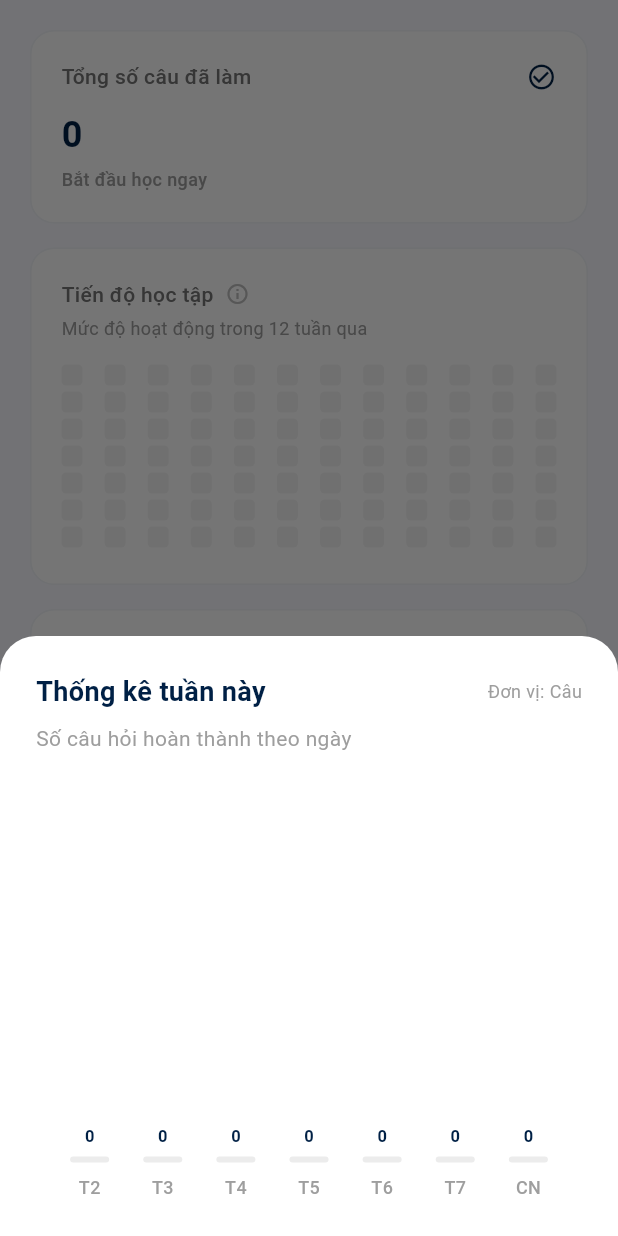
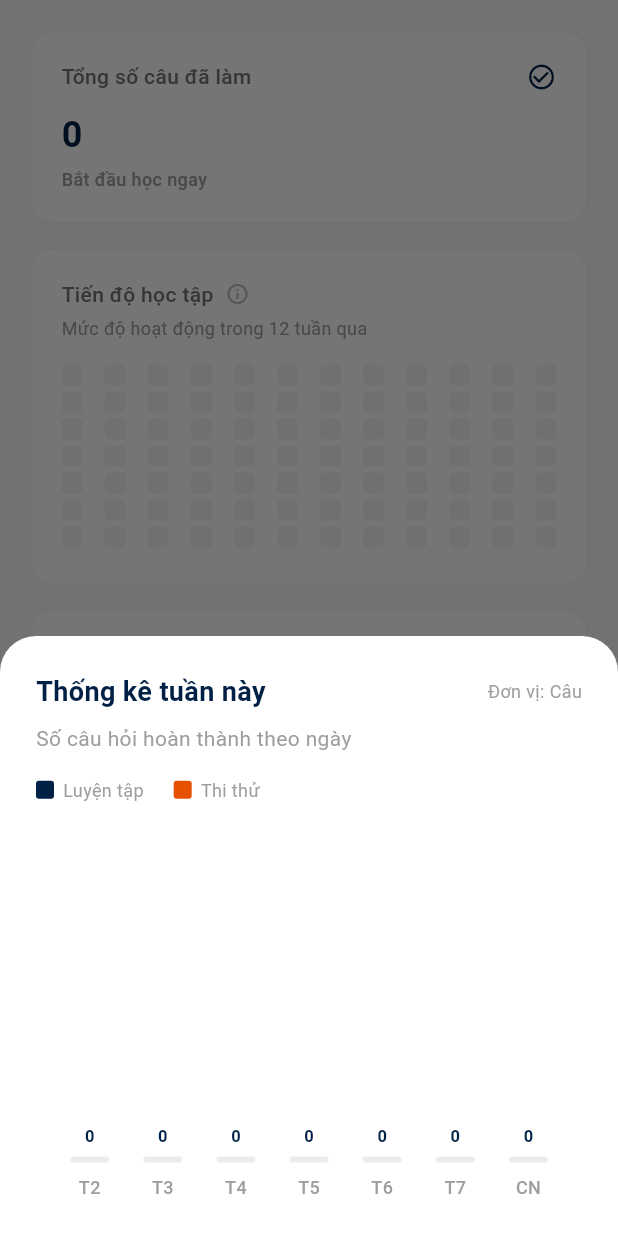
Before and after one commit to chsthfnh/lvtn_dgnl_mobile, a Flutter app: the screen it shows once a user with an empty profile is signed in, item 3 of the bottom bar chosen, after a tap on "Tổng số câu đã làm", on a phone screen of 412 x 824 dp. Run offline on Flutter 3.47's test engine with Material 3 defaults, Android fonts, the phone set to English and light mode, and no system bars; our stand-ins replace cloud_firestore, file_picker, firebase_auth, firebase_core, firebase_storage, google_sign_in and 1 more; missing offline and left inert: excel, flutter_math_fork; accounts and stored records are empty.

Commit message:
đã hoàn tất thống kê

```diff
--- a/lib/screens/user_screens/statistics_screen/statistics_screen.dart
+++ b/lib/screens/user_screens/statistics_screen/statistics_screen.dart
@@ -31,29 +31,19 @@ class _StatisticsScreenState extends State<StatisticsScreen> {
   int _targetScore = 900;
   int _currentPredictedScore = 0;
 
-  // --- DỮ LIỆU ĐỔ VÀO SƠ ĐỒ THẬT ---
-  List<int> _questionsByWeekday = [
-    0,
-    0,
-    0,
-    0,
-    0,
-    0,
-    0,
-  ]; // Lưu số câu từ Thứ 2 -> Chủ Nhật
-  List<int> _timeByWeekday = [
-    0,
-    0,
-    0,
-    0,
-    0,
-    0,
-    0,
-  ]; // Lưu số phút học từ Thứ 2 -> Chủ Nhật
-  Map<String, int> _dailyActivityMap =
-      {}; // Lưu hoạt động theo ngày định dạng "yyyy-MM-dd" để vẽ Heatmap
+  // --- DỮ LIỆU SƠ ĐỒ ---
+  List<int> _practiceQByWeekday = [0, 0, 0, 0, 0, 0, 0];
+  List<int> _examQByWeekday = [0, 0, 0, 0, 0, 0, 0];
+  List<int> _practiceTimeByWeekday = [0, 0, 0, 0, 0, 0, 0];
+  List<int> _examTimeByWeekday = [0, 0, 0, 0, 0, 0, 0];
+  Map<String, int> _dailyActivityMap = {};
 
-  List<Map<String, dynamic>> _recentActivities = [];
+  // --- DỮ LIỆU HOẠT ĐỘNG ---
+  List<Map<String, dynamic>> _recentActivities =
+      []; // Lưu 3 bài gần nhất hiển thị ở thẻ
+  List<Map<String, dynamic>> _allRecentActivities =
+      []; // Lưu 20 bài gần nhất hiển thị trong popup
+
   Map<String, double> _sectionSkills = {
     'Ngôn ngữ': 0.0,
     'Toán học': 0.0,
@@ -73,6 +63,7 @@ class _StatisticsScreenState extends State<StatisticsScreen> {
     super.dispose();
   }
 
+  // --- HÀM TRUY VẤN VÀ TÍNH TOÁN DỮ LIỆU THẬT REAL-TIME ---
   void _listenToStatistics() {
     String? uid = FirebaseAuth.instance.currentUser?.uid;
     if (uid == null) return;
@@ -82,60 +73,71 @@ class _StatisticsScreenState extends State<StatisticsScreen> {
         .doc(uid)
         .snapshots()
         .listen((userDoc) {
-          if (userDoc.exists && userDoc.data() != null && mounted) {
-            var userData = userDoc.data() as Map<String, dynamic>;
-            setState(() {
-              _targetScore = userData['targetScore'] ?? 900;
-            });
+          final userData = userDoc.data();
+          if (userDoc.exists && userData != null && mounted) {
+            setState(() => _targetScore = userData['targetScore'] ?? 900);
           }
         });
 
-    // 2. Lắng nghe lịch sử làm bài để tính toán sơ đồ (Giữ nguyên toàn bộ phần code bên dưới của bạn)
     _historySub = FirebaseFirestore.instance
         .collection('ExamHistory')
         .where('userId', isEqualTo: uid)
         .orderBy('submittedAt', descending: true)
         .snapshots()
         .listen((historySnap) {
-          if (historySnap.docs.isNotEmpty) {
           int totalC = 0, totalQ = 0, totalTime = 0;
-            int nnC = 0, nnQ = 0;
-            int thC = 0, thQ = 0;
-            int tdC = 0, tdQ = 0;
-            int genC = 0, genQ = 0;
+          int nnC = 0,
+              nnQ = 0,
+              thC = 0,
+              thQ = 0,
+              tdC = 0,
+              tdQ = 0,
+              genC = 0,
+              genQ = 0;
+
+          List<int> tempPracticeQ = [0, 0, 0, 0, 0, 0, 0];
+          List<int> tempExamQ = [0, 0, 0, 0, 0, 0, 0];
+          List<int> tempPracticeTime = [0, 0, 0, 0, 0, 0, 0];
+          List<int> tempExamTime = [0, 0, 0, 0, 0, 0, 0];
+          Map<String, int> tempDailyActivityMap = {};
 
           List<Map<String, dynamic>> tempActivities = [];
 
+          if (historySnap.docs.isNotEmpty) {
             for (var doc in historySnap.docs) {
               var data = doc.data();
-              int totalQInExam =
-                  data['totalQuestions'] ??
-                  0; // Dùng để tính toán chính xác điểm thi thử /1200
-
-              // ĐÃ SỬA: q ở đây là số câu thực tế chọn đáp án để cộng dồn vào biểu đồ thống kê tổng số câu
+              int totalQInExam = data['totalQuestions'] ?? 0;
               int q = data['answeredCount'] ?? totalQInExam;
               int c = data['correctAnswers'] ?? 0;
               int secs = data['timeSpentSeconds'] ?? 0;
               String name = (data['examName'] ?? '').toString().toLowerCase();
+              bool isPractice =
+                  data['examId'] == 'practice_mode' ||
+                  name.contains('luyện tập');
 
               totalQ += q;
               totalC += c;
               totalTime += secs;
 
-              // Xử lý nạp dữ liệu vào biểu đồ 7 ngày và heatmap theo số câu thực tế
               if (data['submittedAt'] != null) {
                 DateTime dt = data['submittedAt'].toDate();
                 int weekdayIdx = dt.weekday - 1;
+
                 if (weekdayIdx >= 0 && weekdayIdx < 7) {
-                  _questionsByWeekday[weekdayIdx] += q;
-                  _timeByWeekday[weekdayIdx] += (secs ~/ 60);
+                  if (isPractice) {
+                    tempPracticeQ[weekdayIdx] += q;
+                    tempPracticeTime[weekdayIdx] += secs;
+                  } else {
+                    tempExamQ[weekdayIdx] += q;
+                    tempExamTime[weekdayIdx] += secs;
                   }
-                String dateKey = "${dt.year}-${dt.month}-${dt.day}";
-                _dailyActivityMap[dateKey] =
-                    (_dailyActivityMap[dateKey] ?? 0) + q;
                 }
 
-              // Phân loại môn học
+                String dateKey = "${dt.year}-${dt.month}-${dt.day}";
+                tempDailyActivityMap[dateKey] =
+                    (tempDailyActivityMap[dateKey] ?? 0) + q;
+              }
+
               if (name.contains('ngôn ngữ') ||
                   name.contains('tiếng') ||
                   name.contains('văn')) {
@@ -155,7 +157,8 @@ class _StatisticsScreenState extends State<StatisticsScreen> {
                 genQ += q;
               }
 
-              if (tempActivities.length < 3) {
+              // ĐÃ ĐỔI TẠI ĐÂY: Thay vì lấy 3 bài, lấy hẳn 20 bài
+              if (tempActivities.length < 20) {
                 double currentAcc = totalQInExam > 0 ? (c / totalQInExam) : 0.0;
                 int estimatedScore = (currentAcc * 1200).toInt();
 
@@ -166,16 +169,11 @@ class _StatisticsScreenState extends State<StatisticsScreen> {
                       "${dt.day}/${dt.month} ${dt.hour.toString().padLeft(2, '0')}:${dt.minute.toString().padLeft(2, '0')}";
                 }
 
-                bool isPractice =
-                    data['examId'] == 'practice_mode' ||
-                    name.contains('luyện tập');
-
                 String scoreText;
                 String status;
                 Color statusColor;
 
                 if (isPractice) {
-                  // Khối luyện tập: dùng tổng số câu thực tế làm làm mẫu số
                   int totalPracticeQ = data['answeredCount'] ?? totalQInExam;
                   scoreText = '${c * 10}/${totalPracticeQ * 10}';
                   double practiceAcc = totalPracticeQ > 0
@@ -193,10 +191,7 @@ class _StatisticsScreenState extends State<StatisticsScreen> {
                     statusColor = _error;
                   }
                 } else {
-                  // Khối thi thử ĐGNL: Giữ nguyên thang điểm /1200 thực tế của đề thi
                   scoreText = '$estimatedScore/1200';
-
-                  // ĐÃ SỬA LOGIC TRẠNG THÁI THI THỬ THỰC TẾ:
                   if (estimatedScore >= _targetScore) {
                     status = 'Vượt kỳ vọng';
                     statusColor = _success;
@@ -208,8 +203,7 @@ class _StatisticsScreenState extends State<StatisticsScreen> {
                     statusColor = Colors.blueGrey;
                   } else {
                     status = 'Cần cố gắng';
-                    statusColor =
-                        _error; // Điểm quá thấp so với mục tiêu sẽ báo đỏ rực rỡ
+                    statusColor = _error;
                   }
                 }
 
@@ -222,6 +216,7 @@ class _StatisticsScreenState extends State<StatisticsScreen> {
                 });
               }
             }
+          }
 
           if (mounted) {
             setState(() {
@@ -229,7 +224,22 @@ class _StatisticsScreenState extends State<StatisticsScreen> {
               _totalTimeMinutes = totalTime ~/ 60;
               _accuracy = totalQ > 0 ? (totalC / totalQ) : 0.0;
               _currentPredictedScore = (_accuracy * 1200).toInt();
-                _recentActivities = tempActivities;
+
+              // Phân tách 2 danh sách
+              _allRecentActivities = tempActivities;
+              _recentActivities = tempActivities
+                  .take(3)
+                  .toList(); // Chỉ cắt ra 3 bài đẩy ra thẻ ngoài
+
+              _practiceQByWeekday = tempPracticeQ;
+              _examQByWeekday = tempExamQ;
+              _practiceTimeByWeekday = tempPracticeTime
+                  .map((s) => s > 0 ? max(1, s ~/ 60) : 0)
+                  .toList();
+              _examTimeByWeekday = tempExamTime
+                  .map((s) => s > 0 ? max(1, s ~/ 60) : 0)
+                  .toList();
+              _dailyActivityMap = tempDailyActivityMap;
 
               double calc(int specC, int specQ) {
                 int sumC = specC + genC;
@@ -245,13 +255,9 @@ class _StatisticsScreenState extends State<StatisticsScreen> {
               _isLoading = false;
             });
           }
-          } else {
-            if (mounted) setState(() => _isLoading = false);
-          }
         });
   }
 
-  // --- HÀM CẬP NHẬT MỤC TIÊU ---
   void _editTargetScore() {
     TextEditingController ctrl = TextEditingController(
       text: _targetScore.toString(),
@@ -301,8 +307,12 @@ class _StatisticsScreenState extends State<StatisticsScreen> {
     );
   }
 
-  // --- HÀM HIỂN THỊ BIỂU ĐỒ CỘT THẬT KHI NHẤN VÀO CARD ---
-  void _showChartBottomSheet(String title, String unit, List<int> dataPoints) {
+  void _showChartBottomSheet(
+    String title,
+    String unit,
+    List<int> practiceData,
+    List<int> examData,
+  ) {
     showModalBottomSheet(
       context: context,
       backgroundColor: Colors.transparent,
@@ -336,21 +346,64 @@ class _StatisticsScreenState extends State<StatisticsScreen> {
             ),
             const SizedBox(height: 8),
             Text(title, style: const TextStyle(color: Colors.grey)),
-            const SizedBox(height: 32),
+            const SizedBox(height: 16),
+            Row(
+              children: [
+                Container(
+                  width: 12,
+                  height: 12,
+                  decoration: BoxDecoration(
+                    color: _primary,
+                    borderRadius: BorderRadius.circular(2),
+                  ),
+                ),
+                const SizedBox(width: 6),
+                const Text(
+                  'Luyện tập',
+                  style: TextStyle(fontSize: 12, color: Colors.grey),
+                ),
+                const SizedBox(width: 20),
+                Container(
+                  width: 12,
+                  height: 12,
+                  decoration: BoxDecoration(
+                    color: const Color(0xFFE65100),
+                    borderRadius: BorderRadius.circular(2),
+                  ),
+                ),
+                const SizedBox(width: 6),
+                const Text(
+                  'Thi thử',
+                  style: TextStyle(fontSize: 12, color: Colors.grey),
+                ),
+              ],
+            ),
+            const SizedBox(height: 24),
             Expanded(
               child: Row(
                 mainAxisAlignment: MainAxisAlignment.spaceEvenly,
                 crossAxisAlignment: CrossAxisAlignment.end,
                 children: List.generate(7, (index) {
-                  int val = dataPoints[index];
-                  int maxVal = dataPoints.reduce(max);
-                  double heightRatio = maxVal == 0 ? 0.0 : val / maxVal;
+                  int pVal = practiceData[index];
+                  int eVal = examData[index];
+                  int totalVal = pVal + eVal;
+
+                  int maxTotal = 0;
+                  for (int i = 0; i < 7; i++) {
+                    if (practiceData[i] + examData[i] > maxTotal) {
+                      maxTotal = practiceData[i] + examData[i];
+                    }
+                  }
+
+                  double heightRatio = maxTotal == 0
+                      ? 0.0
+                      : totalVal / maxTotal;
 
                   return Column(
                     mainAxisAlignment: MainAxisAlignment.end,
                     children: [
                       Text(
-                        '$val',
+                        '$totalVal',
                         style: TextStyle(
                           fontSize: 11,
                           color: _primary,
@@ -358,18 +411,37 @@ class _StatisticsScreenState extends State<StatisticsScreen> {
                         ),
                       ),
                       const SizedBox(height: 6),
-                      AnimatedContainer(
-                        duration: const Duration(milliseconds: 400),
+                      if (totalVal == 0)
+                        Container(
                           width: 26,
-                        height: max(
-                          4.0,
-                          150 * heightRatio,
-                        ), // Chiều cao cột tỉ lệ thuận với dữ liệu thật
+                          height: 4,
                           decoration: BoxDecoration(
-                          color: val > 0
-                              ? _primary
-                              : Colors.grey.withValues(alpha: 0.2),
+                            color: Colors.grey.withValues(alpha: 0.2),
                             borderRadius: BorderRadius.circular(6),
+                          ),
+                        )
+                      else
+                        ClipRRect(
+                          borderRadius: BorderRadius.circular(6),
+                          child: SizedBox(
+                            width: 26,
+                            height: max(4.0, 150 * heightRatio),
+                            child: Column(
+                              children: [
+                                if (eVal > 0)
+                                  Expanded(
+                                    flex: eVal,
+                                    child: Container(
+                                      color: const Color(0xFFE65100),
+                                    ),
+                                  ),
+                                if (pVal > 0)
+                                  Expanded(
+                                    flex: pVal,
+                                    child: Container(color: _primary),
+                                  ),
+                              ],
+                            ),
                           ),
                         ),
                       const SizedBox(height: 8),
@@ -392,6 +464,69 @@ class _StatisticsScreenState extends State<StatisticsScreen> {
     );
   }
 
+  // --- HÀM MỚI: HIỂN THỊ DANH SÁCH 20 BÀI LÀM GẦN NHẤT ---
+  void _showAllRecentActivities() {
+    showModalBottomSheet(
+      context: context,
+      backgroundColor: Colors.transparent,
+      isScrollControlled: true,
+      builder: (ctx) => Container(
+        height:
+            MediaQuery.of(context).size.height *
+            0.75, // Trượt lên chiếm 75% màn hình
+        padding: const EdgeInsets.only(top: 24, left: 20, right: 20),
+        decoration: const BoxDecoration(
+          color: Colors.white,
+          borderRadius: BorderRadius.vertical(top: Radius.circular(24)),
+        ),
+        child: Column(
+          crossAxisAlignment: CrossAxisAlignment.start,
+          children: [
+            Row(
+              mainAxisAlignment: MainAxisAlignment.spaceBetween,
+              children: [
+                Text(
+                  'Lịch sử làm bài',
+                  style: TextStyle(
+                    fontSize: 18,
+                    fontWeight: FontWeight.bold,
+                    color: _primary,
+                  ),
+                ),
+                IconButton(
+                  icon: const Icon(Icons.close),
+                  onPressed: () => Navigator.pop(ctx),
+                ),
+              ],
+            ),
+            const SizedBox(height: 4),
+            // Cảnh báo người dùng đây là 20 bài gần nhất
+            Text(
+              'Đây là 20 bài làm gần nhất của bạn.',
+              style: TextStyle(color: Colors.grey.shade600, fontSize: 13),
+            ),
+            const SizedBox(height: 24),
+            Expanded(
+              child: _allRecentActivities.isEmpty
+                  ? const Center(
+                      child: Text(
+                        'Chưa có lịch sử làm bài.',
+                        style: TextStyle(color: Colors.grey),
+                      ),
+                    )
+                  : ListView.builder(
+                      itemCount: _allRecentActivities.length,
+                      itemBuilder: (context, index) {
+                        return _buildActivityItem(_allRecentActivities[index]);
+                      },
+                    ),
+            ),
+          ],
+        ),
+      ),
+    );
+  }
+
   @override
   Widget build(BuildContext context) {
     double targetRatio = _targetScore / 1200;
@@ -405,7 +540,6 @@ class _StatisticsScreenState extends State<StatisticsScreen> {
                 padding: const EdgeInsets.all(20),
                 child: Column(
                   children: [
-                    // --- 1. SƠ ĐỒ SỐ CÂU ĐÃ LÀM (Gắn dữ liệu thật) ---
                     _buildStatCard(
                       title: 'Tổng số câu đã làm',
                       value: _totalQuestions.toString(),
@@ -416,14 +550,11 @@ class _StatisticsScreenState extends State<StatisticsScreen> {
                       onTap: () => _showChartBottomSheet(
                         'Số câu hỏi hoàn thành theo ngày',
                         'Câu',
-                        _questionsByWeekday,
+                        _practiceQByWeekday,
+                        _examQByWeekday,
                       ),
                     ),
-
-                    // --- 2. SƠ ĐỒ Ô VUÔNG TIẾN ĐỘ HỌC TẬP (HEATMAP THẬT) ---
                     _buildHeatmapCard(),
-
-                    // --- 3. SƠ ĐỒ THỜI GIAN HỌC (Gắn dữ liệu thật) ---
                     _buildStatCard(
                       title: 'Thời gian học',
                       value: _totalTimeMinutes > 60
@@ -436,25 +567,18 @@ class _StatisticsScreenState extends State<StatisticsScreen> {
                       onTap: () => _showChartBottomSheet(
                         'Thời gian làm bài luyện tập & thi thử',
                         'Phút',
-                        _timeByWeekday,
+                        _practiceTimeByWeekday,
+                        _examTimeByWeekday,
                       ),
                     ),
-
                     _buildAccuracyCard(),
-
                     const SizedBox(height: 24),
-
                     if (_recentActivities.isNotEmpty)
                       _buildRecentActivitySection(),
-
                     const SizedBox(height: 24),
-
                     _buildGoalCard(),
-
                     const SizedBox(height: 24),
-
                     _buildSkillSection(targetRatio),
-
                     const SizedBox(height: 40),
                   ],
                 ),
@@ -470,6 +594,7 @@ class _StatisticsScreenState extends State<StatisticsScreen> {
     required IconData icon,
     VoidCallback? onTap,
   }) {
+    // ... Giữ nguyên như cũ ...
     return GestureDetector(
       onTap: onTap,
       child: Container(
@@ -521,8 +646,8 @@ class _StatisticsScreenState extends State<StatisticsScreen> {
     );
   }
 
-  // --- WIDGET LƯỚI Ô VUÔNG TIẾN ĐỘ THẬT ---
   Widget _buildHeatmapCard() {
+    // ... Giữ nguyên như cũ ...
     return Container(
       margin: const EdgeInsets.only(bottom: 16),
       padding: const EdgeInsets.all(20),
@@ -554,13 +679,11 @@ class _StatisticsScreenState extends State<StatisticsScreen> {
             style: TextStyle(fontSize: 12, color: Colors.grey),
           ),
           const SizedBox(height: 16),
-          // Vẽ lưới Grid đồng bộ dữ liệu thật theo ngày tháng
           Row(
             mainAxisAlignment: MainAxisAlignment.spaceBetween,
             children: List.generate(12, (colIndex) {
               return Column(
                 children: List.generate(7, (rowIndex) {
-                  // Thuật toán tính ngược số ngày từ hôm nay về quá khứ để quét toàn bộ ma trận lưới
                   int daysAgo = (11 - colIndex) * 7 + (6 - rowIndex);
                   DateTime targetDay = DateTime.now().subtract(
                     Duration(days: daysAgo),
@@ -569,15 +692,12 @@ class _StatisticsScreenState extends State<StatisticsScreen> {
                       "${targetDay.year}-${targetDay.month}-${targetDay.day}";
 
                   int count = _dailyActivityMap[dateKey] ?? 0;
-
-                  // Đổi màu rực rỡ dựa trên số câu thật sinh viên làm trong ngày đó
                   Color boxColor = Colors.grey.shade100;
                   if (count > 0 && count <= 10)
-                    boxColor = const Color(0xFFC6E48B); // Nhạt (1-10 câu)
+                    boxColor = const Color(0xFFC6E48B);
                   if (count > 10 && count <= 30)
-                    boxColor = const Color(0xFF7BC96F); // Vừa (11-30 câu)
-                  if (count > 30)
-                    boxColor = const Color(0xFF239A3B); // Đậm (>30 câu)
+                    boxColor = const Color(0xFF7BC96F);
+                  if (count > 30) boxColor = const Color(0xFF239A3B);
 
                   return Container(
                     margin: const EdgeInsets.only(bottom: 4),
@@ -598,6 +718,7 @@ class _StatisticsScreenState extends State<StatisticsScreen> {
   }
 
   Widget _buildAccuracyCard() {
+    // ... Giữ nguyên như cũ ...
     return Container(
       margin: const EdgeInsets.only(bottom: 16),
       padding: const EdgeInsets.all(20),
@@ -647,28 +768,9 @@ class _StatisticsScreenState extends State<StatisticsScreen> {
     );
   }
 
-  Widget _buildRecentActivitySection() {
-    return Container(
-      padding: const EdgeInsets.all(20),
-      decoration: BoxDecoration(
-        color: Colors.white,
-        borderRadius: BorderRadius.circular(16),
-        border: Border.all(color: _outline.withValues(alpha: 0.5)),
-      ),
-      child: Column(
-        crossAxisAlignment: CrossAxisAlignment.start,
-        children: [
-          Text(
-            'Hoạt động gần đây',
-            style: TextStyle(
-              fontSize: 16,
-              fontWeight: FontWeight.bold,
-              color: _primary,
-            ),
-          ),
-          const SizedBox(height: 16),
-          ..._recentActivities.map(
-            (activity) => Padding(
+  // --- COMPONENT TÁCH RỜI ĐỂ TÁI SỬ DỤNG CHO 1 ITEM BÀI LÀM ---
+  Widget _buildActivityItem(Map<String, dynamic> activity) {
+    return Padding(
       padding: const EdgeInsets.only(bottom: 16),
       child: Row(
         children: [
@@ -679,11 +781,7 @@ class _StatisticsScreenState extends State<StatisticsScreen> {
               color: activity['color'].withValues(alpha: 0.15),
               borderRadius: BorderRadius.circular(12),
             ),
-                    child: Icon(
-                      Icons.assignment,
-                      color: activity['color'],
-                      size: 20,
-                    ),
+            child: Icon(Icons.assignment, color: activity['color'], size: 20),
           ),
           const SizedBox(width: 16),
           Expanded(
@@ -703,10 +801,7 @@ class _StatisticsScreenState extends State<StatisticsScreen> {
                 const SizedBox(height: 4),
                 Text(
                   activity['subtitle'],
-                          style: const TextStyle(
-                            fontSize: 11,
-                            color: Colors.grey,
-                          ),
+                  style: const TextStyle(fontSize: 11, color: Colors.grey),
                 ),
               ],
             ),
@@ -735,14 +830,56 @@ class _StatisticsScreenState extends State<StatisticsScreen> {
           ),
         ],
       ),
+    );
+  }
+
+  Widget _buildRecentActivitySection() {
+    return Container(
+      padding: const EdgeInsets.all(20),
+      decoration: BoxDecoration(
+        color: Colors.white,
+        borderRadius: BorderRadius.circular(16),
+        border: Border.all(color: _outline.withValues(alpha: 0.5)),
+      ),
+      child: Column(
+        crossAxisAlignment: CrossAxisAlignment.start,
+        children: [
+          // ĐÃ THÊM: Nút "Xem tất cả >" kế bên tiêu đề
+          Row(
+            mainAxisAlignment: MainAxisAlignment.spaceBetween,
+            children: [
+              Text(
+                'Hoạt động gần đây',
+                style: TextStyle(
+                  fontSize: 16,
+                  fontWeight: FontWeight.bold,
+                  color: _primary,
                 ),
               ),
+              GestureDetector(
+                onTap:
+                    _showAllRecentActivities, // Bấm vào sẽ bật Popup danh sách 20 bài
+                child: const Text(
+                  'Xem tất cả >',
+                  style: TextStyle(
+                    color: Colors.grey,
+                    fontWeight: FontWeight.bold,
+                    fontSize: 13,
+                  ),
+                ),
+              ),
+            ],
+          ),
+          const SizedBox(height: 16),
+          // Chỉ lấy danh sách _recentActivities (3 bài) hiển thị ra ngoài
+          ..._recentActivities.map((activity) => _buildActivityItem(activity)),
         ],
       ),
     );
   }
 
   Widget _buildGoalCard() {
+    // ... Giữ nguyên như cũ ...
     double progress = _targetScore > 0
         ? (_currentPredictedScore / _targetScore)
         : 0.0;
@@ -836,6 +973,7 @@ class _StatisticsScreenState extends State<StatisticsScreen> {
   }
 
   Widget _buildSkillSection(double targetRatio) {
+    // ... Giữ nguyên như cũ ...
     return Container(
       padding: const EdgeInsets.all(20),
       decoration: BoxDecoration(
@@ -868,6 +1006,7 @@ class _StatisticsScreenState extends State<StatisticsScreen> {
   }
 
   Widget _buildSkillBar(String title, double ratio, bool isWarning) {
+    // ... Giữ nguyên như cũ ...
     return Container(
       padding: isWarning ? const EdgeInsets.all(12) : EdgeInsets.zero,
       decoration: isWarning
```
Lines whose indentation alone changed are shown as unchanged.
